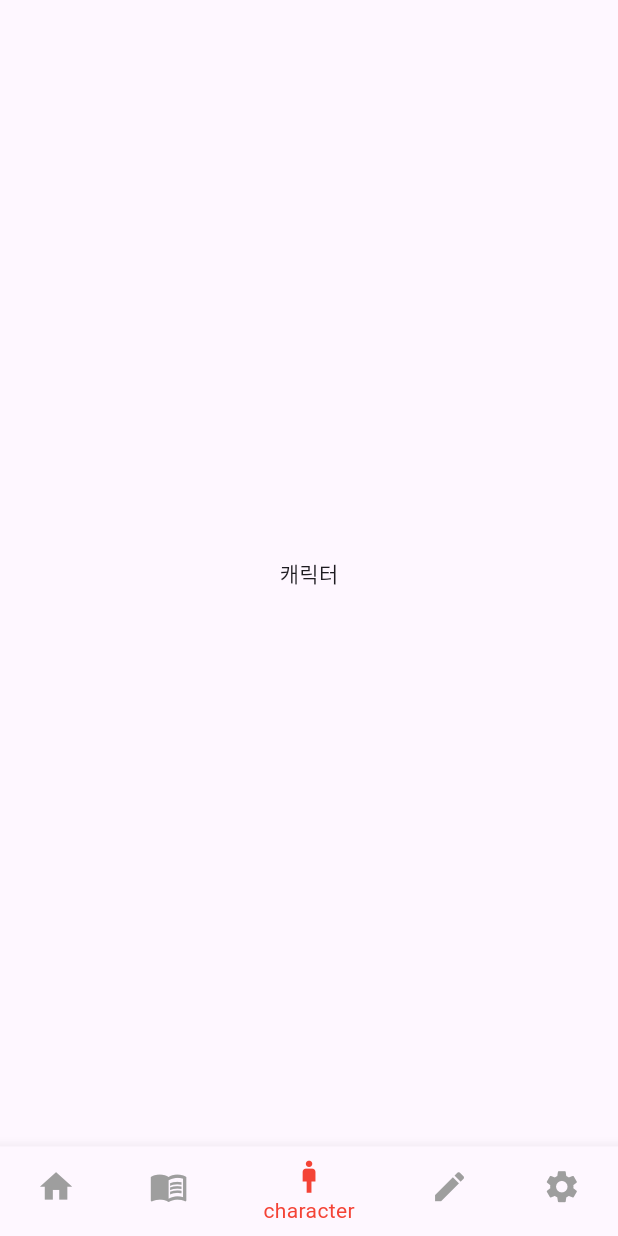
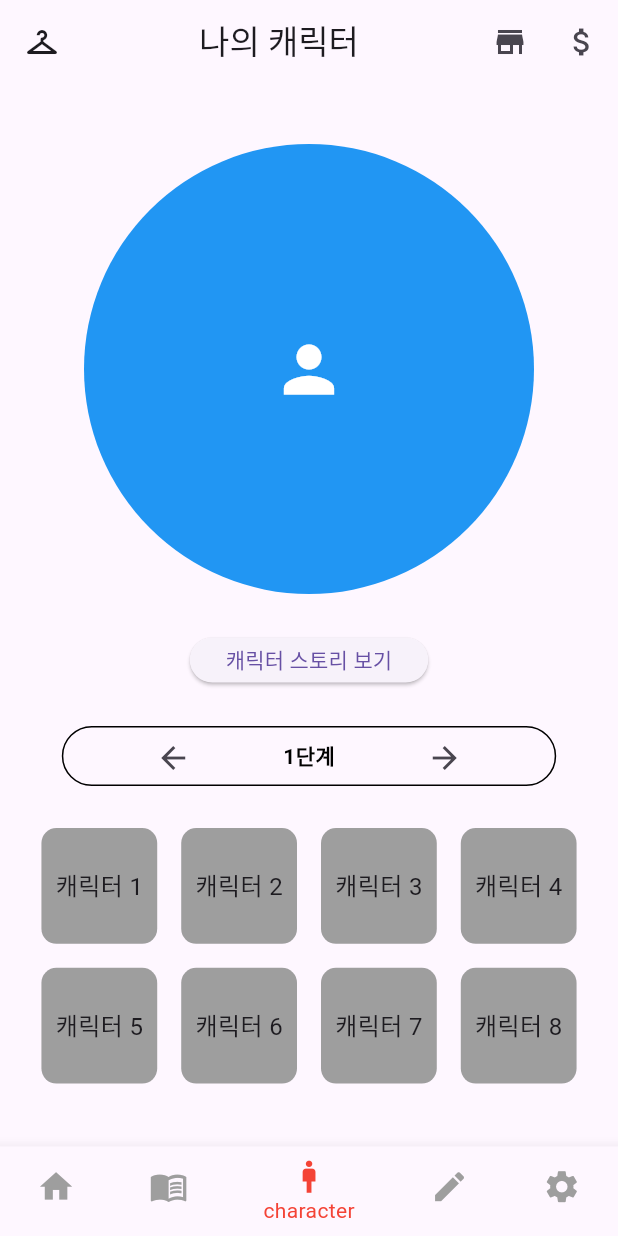
Before and after one commit to yoon-0409/pr30ject, a Flutter app: the screen it shows after launch, item 3 of the bottom bar chosen, on a phone screen of 412 x 824 dp. Run offline on Flutter 3.47's test engine with Material 3 defaults, Android fonts, the light colour scheme and no system bars.

Commit message:
character screen 틀 세팅

```diff
--- a/lib/page_resources/character_page_resources/character_screen.dart
+++ b/lib/page_resources/character_page_resources/character_screen.dart
@@ -1,16 +1,173 @@
-import 'package:flutter/cupertino.dart';
 import 'package:flutter/material.dart';
 
-class MyCharacter extends StatefulWidget {
-  const MyCharacter({super.key});
+class CharacterPage extends StatefulWidget {
+  final double paddingSize;
+
+  const CharacterPage({Key? key, required this.paddingSize}) : super(key: key);
 
   @override
-  State<MyCharacter> createState() => _MyCharacterState();
+  State<CharacterPage> createState() => _CharacterPageState();
 }
 
-class _MyCharacterState extends State<MyCharacter> {
+class _CharacterPageState extends State<CharacterPage> {
+  int _currentStep = 0;
+  List<List<String>> _characters = [];
+
+  @override
+  void initState() {
+    super.initState();
+    _generateCharacters();
+  }
+
+  void _generateCharacters() {
+    List<String> characters = [];
+    for (int i = 1; i <= 56; i++) {
+      characters.add('캐릭터 $i');
+    }
+    for (int i = 0; i < 7; i++) {
+      _characters.add(characters.sublist(i * 8, (i + 1) * 8));
+    }
+  }
+
   @override
   Widget build(BuildContext context) {
-    return Container();
+    var screenSize = MediaQuery.of(context).size;
+    var paddingSize = widget.paddingSize;
+
+    return Scaffold(
+      appBar: AppBar(
+        title: Center(child: Text('나의 캐릭터')),
+        leading: IconButton(
+          icon: Icon(Icons.checkroom),
+          onPressed: () {
+            print('옷장!');
+          },
+        ),
+        actions: [
+          IconButton(
+            icon: Icon(Icons.store),
+            onPressed: () {
+              print('상점!');
+            },
+          ),
+          IconButton(
+            icon: Icon(Icons.attach_money),
+            onPressed: () {
+              print('코인!');
+            },
+          ),
+        ],
+      ),
+      body: SingleChildScrollView(
+        child: Container(
+          padding: EdgeInsets.fromLTRB(paddingSize, 20, paddingSize, 20),
+          child: Column(
+            crossAxisAlignment: CrossAxisAlignment.center,
+            children: [
+              SizedBox(height: 20),
+              Stack(
+                alignment: Alignment.center,
+                children: [
+                  Container(
+                    width: 300,
+                    height: 300,
+                    decoration: BoxDecoration(
+                      shape: BoxShape.circle,
+                      color: Colors.blue,
+                    ),
+                    child: Icon(Icons.person, size: 50, color: Colors.white),
+                  ),
+                ],
+              ),
+              SizedBox(height: 20),
+              ElevatedButton(
+                onPressed: () {
+                  print('캐릭터 스토리 보기!');
+                },
+                style: ElevatedButton.styleFrom(
+                  minimumSize: Size(100, 30), // 작은 크기로 설정
+                ),
+                child: Text('캐릭터 스토리 보기'),
+              ),
+              SizedBox(height: 20),
+              Container(
+                height: 40,
+                child: Stack(
+                  children: [
+                    Align(
+                      alignment: Alignment.center,
+                      child: Container(
+                        height: 40,
+                        width: screenSize.width * 0.8,
+                        decoration: BoxDecoration(
+                          border: Border.all(color: Colors.black),
+                          borderRadius: BorderRadius.circular(20),
+                        ),
+                        child: Row(
+                          children: [
+                            Expanded(
+                              child: IconButton(
+                                icon: Icon(Icons.arrow_back),
+                                onPressed: () {
+                                  setState(() {
+                                    if (_currentStep > 0) {
+                                      _currentStep--;
+                                    }
+                                  });
+                                },
+                              ),
+                            ),
+                            Text(
+                              '${_currentStep + 1}단계',
+                              style: TextStyle(
+                                color: Colors.black,
+                                fontWeight: FontWeight.bold,
+                              ),
+                            ),
+                            Expanded(
+                              child: IconButton(
+                                icon: Icon(Icons.arrow_forward),
+                                onPressed: () {
+                                  setState(() {
+                                    if (_currentStep < _characters.length - 1) {
+                                      _currentStep++;
+                                    }
+                                  });
+                                },
+                              ),
+                            ),
+                          ],
+                        ),
+                      ),
+                    ),
+                  ],
+                ),
+              ),
+              SizedBox(height: 20),
+              GridView.count(
+                crossAxisCount: 4,
+                shrinkWrap: true,
+                physics: NeverScrollableScrollPhysics(),
+                children: List.generate(_characters[_currentStep].length, (index) {
+                  return Container(
+                    margin: EdgeInsets.all(8),
+                    decoration: BoxDecoration(
+                      color: Colors.grey,
+                      borderRadius: BorderRadius.circular(10),
+                    ),
+                    child: Center(
+                      child: Text(
+                        _characters[_currentStep][index],
+                        style: TextStyle(fontSize: 16),
+                      ),
+                    ),
+                  );
+                }),
+              ),
+            ],
+          ),
+        ),
+      ),
+    );
   }
 }
--- a/lib/src/my_app.dart
+++ b/lib/src/my_app.dart
@@ -2,13 +2,15 @@
 
 import 'package:flutter/material.dart';
 import 'package:pr30ject_modified/page_resources/home_page_resources/home_screen.dart';
+import 'package:pr30ject_modified/page_resources/character_page_resources/character_screen.dart';
 import 'package:pr30ject_modified/src/bottom_navigation_bar.dart';
+
 
 List screens(var paddingSize) {
   return [
     HomeMain(paddingSize: paddingSize),
     Text('서재'),
-    Text('캐릭터'),
+    CharacterPage(paddingSize: paddingSize),
     Text('기록'),
     Text('설정'),
   ];
```
